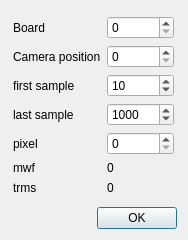
First picture: the form in escam/dialogrms.ui, repository Entwicklungsburo-Stresing/EBST_CAM, before the edit.
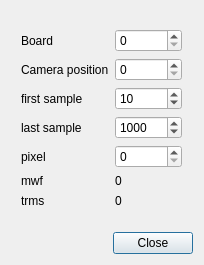
Second picture: the form after the edit.

Commit message:
Update closing behavior for dialogs
Change ok buttons to close and automatically save changes with out confirming. Moved the Cameras and Reset axes menu actions to chart settings.

```diff
--- a/escam/dialogrms.ui
+++ b/escam/dialogrms.ui
@@ -6,8 +6,8 @@
    <rect>
     <x>0</x>
     <y>0</y>
-    <width>188</width>
-    <height>240</height>
+    <width>204</width>
+    <height>265</height>
    </rect>
   </property>
   <property name="windowTitle">
@@ -189,7 +189,7 @@
       <enum>Qt::Horizontal</enum>
      </property>
      <property name="standardButtons">
-      <set>QDialogButtonBox::Ok</set>
+      <set>QDialogButtonBox::StandardButton::Close</set>
      </property>
     </widget>
    </item>
```
Left out of the diff: 10 changed lines with no effect on the pictures. The commit also changes 19 other files.
